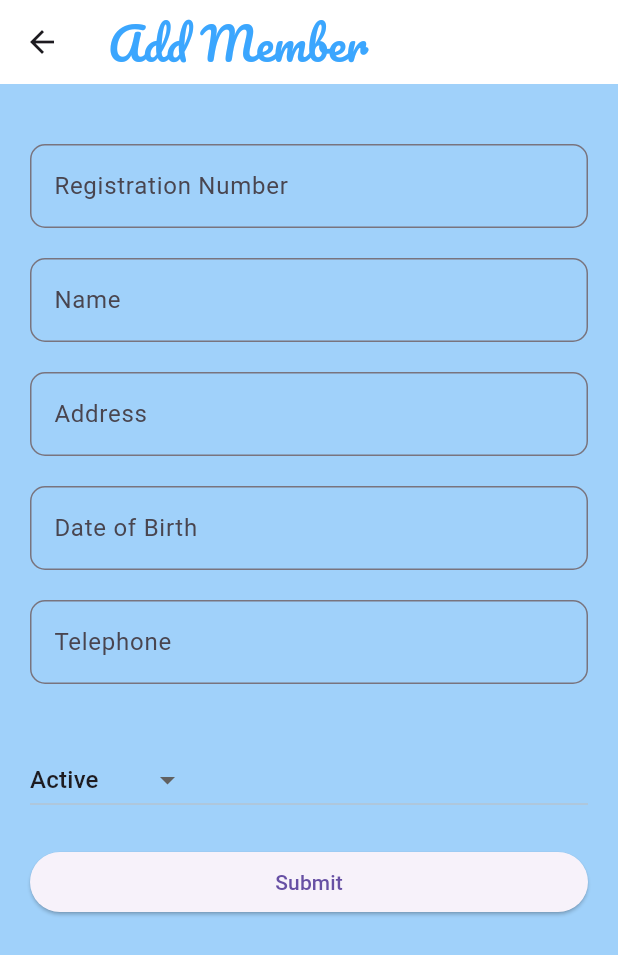
After one commit to ikmgputrawijaya/Save_and_Loan_MobileApp, a Flutter app: the createMemberPage screen opened by its route, on a phone screen of 412 x 824 dp. The commit adds this screen. Shown: the top 955 px of the screen. Run offline on Flutter 3.47's test engine with Material 3 defaults, Android fonts, the phone set to English and light mode, and no system bars; our stand-ins replace dio, get_storage; accounts and stored records are empty; network calls fail.

Commit message:
Adding features such as add member, see member's detail, edit member, and delete member on Member Page

```diff
--- /dev/null
+++ b/lib/createMember.dart
@@ -0,0 +1,114 @@
+import 'package:flutter/material.dart';
+import 'api.dart';
+import 'package:get_storage/get_storage.dart';
+
+class createMemberPage extends StatefulWidget {
+  const createMemberPage({super.key});
+
+  @override
+  State<createMemberPage> createState() => _RegisterPageState();
+}
+
+class _RegisterPageState extends State<createMemberPage> {
+  final _storage = GetStorage();
+  final nomerIndukController = TextEditingController();
+  final namaController = TextEditingController();
+  final alamatController = TextEditingController();
+  final ttlController = TextEditingController();
+  final teleponController = TextEditingController();
+  int status_aktif = 1;
+
+  bool isVisible = false;
+  bool isVisibleConfirm = false;
+
+  void dispose() {
+    nomerIndukController.dispose();
+    namaController.dispose();
+    alamatController.dispose();
+    ttlController.dispose();
+    teleponController.dispose();
+    super.dispose();
+  }
+
+  @override
+  Widget build(BuildContext context) {
+    return Scaffold(
+      backgroundColor: Color.fromARGB(255, 160, 209, 250),
+      appBar: AppBar(
+        title: Text(
+          'Add Member',
+          style: TextStyle(
+            color: Color.fromARGB(255, 59, 166, 254),
+            fontFamily: 'Pacifico',
+            fontSize: 30,
+            fontWeight: FontWeight.w500,
+          ),
+        ),
+        backgroundColor: Color.fromARGB(255, 255, 255, 255),
+      ),
+      body: ListView(
+        padding: EdgeInsets.symmetric(horizontal: 20, vertical: 20),
+        children: [
+          SizedBox(
+            height: 20,
+          ),
+          formInput('Registration Number', nomerIndukController),
+          formInput('Name', namaController),
+          formInput('Address', alamatController),
+          formInput('Date of Birth', ttlController),
+          formInput('Telephone', teleponController),
+          SizedBox(height: 20),
+          DropdownButton<int>(
+            value: status_aktif,
+            items: [
+              DropdownMenuItem<int>(
+                child: Text("Active"),
+                value: 1,
+              ),
+              DropdownMenuItem<int>(
+                child: Text("Non Active"),
+                value: 0,
+              ),
+            ],
+            onChanged: (int? value) {
+              if (value != null) {
+                status_aktif = value;
+              }
+            },
+          ),
+          SizedBox(height: 20),
+          ElevatedButton(
+            onPressed: () {
+              createMember(
+                context,
+                int.parse(nomerIndukController.text),
+                teleponController.text,
+                status_aktif,
+                namaController.text,
+                alamatController.text,
+                ttlController.text,
+              );
+            },
+            child: Text("Submit"),
+          ),
+        ],
+      ),
+    );
+  }
+}
+
+Widget formInput(String label, TextEditingController controller) {
+  return Padding(
+    padding: EdgeInsets.only(bottom: 20),
+    child: TextField(
+      controller: controller,
+      decoration: InputDecoration(
+        fillColor: Color.fromARGB(255, 255, 255, 255),
+        labelText: label,
+        border: OutlineInputBorder(
+          borderRadius: BorderRadius.circular(10),
+        ),
+      ),
+    ),
+  );
+}
--- a/lib/main.dart
+++ b/lib/main.dart
@@ -1,3 +1,5 @@
+import 'package:firstapp/createmember.dart';
+import 'package:firstapp/editmember.dart';
 import 'package:flutter/material.dart';
 import 'package:firstapp/homepage.dart';
 import 'package:firstapp/loginpage.dart';
@@ -25,6 +27,8 @@ class MyApp extends StatelessWidget {
         '/homepage': (context) => HomePage(),
         '/profile': (context) => ProfilePage(),
         '/member': (context) => MemberPage(),
+        '/createMember': (context) => createMemberPage(),
+        '/editMember': (context) => editMemberPage(),
       },
       initialRoute: '/',
       debugShowCheckedModeBanner: false,
--- a/lib/registerpage.dart
+++ b/lib/registerpage.dart
@@ -1,6 +1,6 @@
 import 'package:flutter/material.dart';
 import 'package:dio/dio.dart';
-import 'homepage.dart';
+import 'package:firstapp/homepage.dart';
 import 'package:get_storage/get_storage.dart';
 
 class RegisterPage extends StatefulWidget {
@@ -106,7 +106,7 @@ class _RegisterPageState extends State<RegisterPage> {
                   register();
                   Navigator.pushReplacementNamed(context, '/loginpage');
                 },
-                child: Text('Daftar'),
+                child: Text('Register'),
               ),
             ],
           ),
```
Also changed, not shown: lib/api.dart (added, +148 -0 lines), lib/editMember.dart (added, +136 -0 lines), lib/member.dart (+101 -71 lines).
